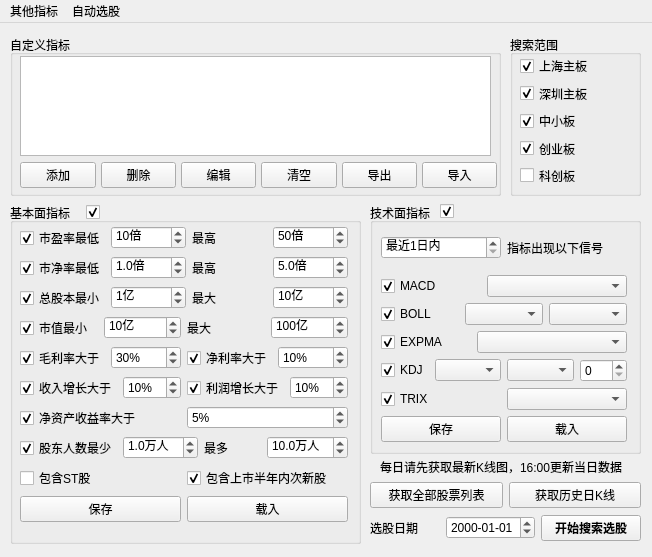
The window that QtDesign/StockFinder.ui (victor647/QuantumStockTrade) describes before a commit, drawn with Qt 5.
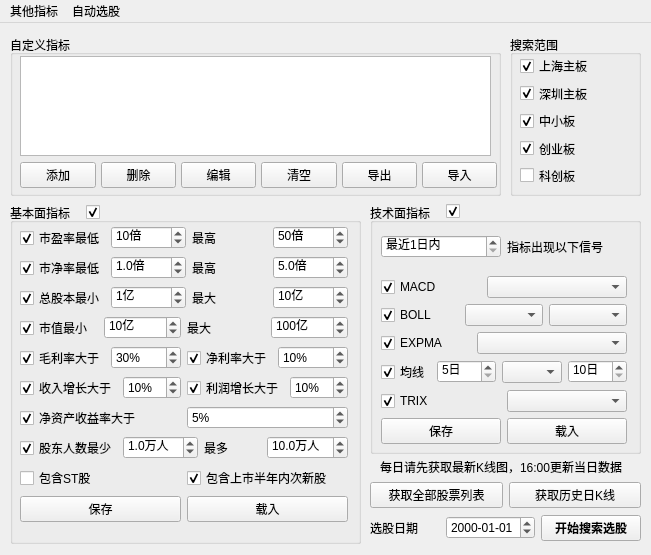
The same window after the commit.

Diff of the .ui file:
```diff
--- a/QtDesign/StockFinder.ui
+++ b/QtDesign/StockFinder.ui
@@ -6,8 +6,8 @@
    <rect>
     <x>0</x>
     <y>0</y>
-    <width>652</width>
-    <height>557</height>
+    <width>651</width>
+    <height>555</height>
    </rect>
   </property>
   <property name="windowTitle">
@@ -930,6 +930,7 @@
     <property name="font">
      <font>
       <family>Microsoft YaHei UI</family>
+      <pointsize>9</pointsize>
      </font>
     </property>
     <property name="title">
@@ -939,9 +940,9 @@
      <property name="geometry">
       <rect>
        <x>11</x>
-       <y>24</y>
+       <y>20</y>
        <width>246</width>
-       <height>215</height>
+       <height>221</height>
       </rect>
      </property>
      <layout class="QVBoxLayout" name="verticalLayout_4">
@@ -1057,9 +1058,15 @@
       <item>
        <layout class="QHBoxLayout" name="horizontalLayout_14">
         <item>
-         <widget class="QCheckBox" name="cbxKdjEnabled">
+         <widget class="QCheckBox" name="cbxMaEnabled">
+          <property name="maximumSize">
+           <size>
+            <width>50</width>
+            <height>16777215</height>
+           </size>
+          </property>
           <property name="text">
-           <string>KDJ</string>
+           <string>均线</string>
           </property>
           <property name="checked">
            <bool>true</bool>
@@ -1067,30 +1074,38 @@
          </widget>
         </item>
         <item>
-         <widget class="QComboBox" name="cbbKdjItem"/>
+         <widget class="QSpinBox" name="spbMaShort">
+          <property name="suffix">
+           <string>日</string>
+          </property>
+          <property name="minimum">
+           <number>5</number>
+          </property>
+          <property name="maximum">
+           <number>20</number>
+          </property>
+         </widget>
         </item>
         <item>
-         <widget class="QComboBox" name="cbbKdjBehaviour"/>
+         <widget class="QComboBox" name="cbbMaBehaviour">
+          <property name="maximumSize">
+           <size>
+            <width>60</width>
+            <height>16777215</height>
+           </size>
+          </property>
+         </widget>
         </item>
         <item>
-         <widget class="QSpinBox" name="spbKdjThreshold">
-          <property name="font">
-           <font>
-            <family>Microsoft YaHei UI</family>
-            <pointsize>9</pointsize>
-           </font>
-          </property>
+         <widget class="QSpinBox" name="spbMaLong">
           <property name="suffix">
-           <string/>
+           <string>日</string>
           </property>
           <property name="minimum">
-           <number>0</number>
+           <number>10</number>
           </property>
           <property name="maximum">
-           <number>100</number>
-          </property>
-          <property name="value">
-           <number>0</number>
+           <number>60</number>
           </property>
          </widget>
         </item>
@@ -1149,7 +1164,7 @@
    <widget class="QCheckBox" name="cbxTechnicalCriteriasEnabled">
     <property name="geometry">
      <rect>
-      <x>440</x>
+      <x>446</x>
       <y>180</y>
       <width>21</width>
       <height>16</height>
@@ -1307,7 +1322,7 @@
     <rect>
      <x>0</x>
      <y>0</y>
-     <width>652</width>
+     <width>651</width>
      <height>22</height>
     </rect>
    </property>
```
Left out of the diff: 158 changed lines with no effect on the pictures.
